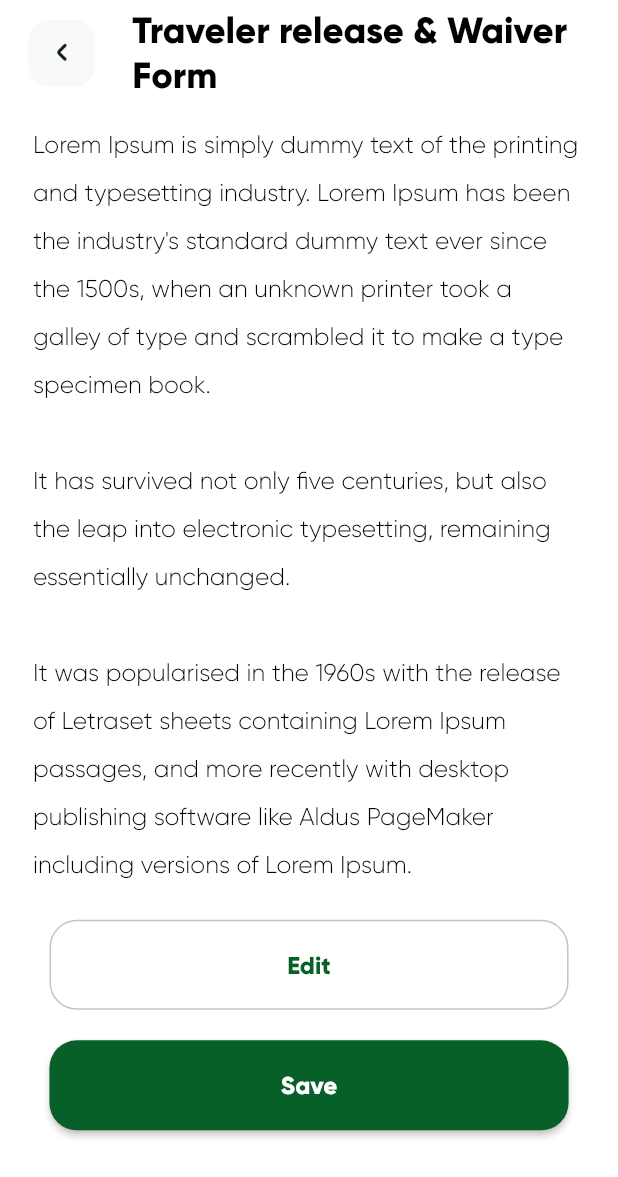
After one commit to ConvrtX-Inc/guided-mobile, a Flutter app: the TravelerReleaseAndWaiverForm screen opened by its route, on a phone screen of 412 x 824 dp. The commit adds this screen. Shown: the top 1177 px of the screen. Run offline on Flutter 3.47's test engine with Material 2 defaults, Android fonts, the phone set to English and light mode, and no system bars; our stand-ins replace badges, carousel_slider, country_code_picker, date_time_picker, dots_indicator, flutter_image_slideshow and 9 more; missing offline and left inert: custom_check_box.

Commit message:
waiver form
waiver form

```diff
--- a/lib/constants/app_texts.dart
+++ b/lib/constants/app_texts.dart
@@ -464,6 +464,9 @@ class AppTextConstants {
   /// Returns I agree text
   static String iAgree = 'I Agree';
 
+  /// Returns Save text
+  static String save = 'Save';
+
   /// Returns header local laws text
   static String headerLocalLaws = 'Your local laws and taxes';
 
@@ -671,4 +674,7 @@ class AppTextConstants {
 
   /// Returns How can we help you to improve your service text
   static String howCanWeHelp = 'How can we help you to improve your service';
+
+  /// Traveler release & Waiver Form  text
+  static String travelerReleaseAndWaiverForm = 'Traveler release & Waiver Form';
 }
--- a/lib/routes/route_generator.dart
+++ b/lib/routes/route_generator.dart
@@ -35,6 +35,7 @@ import 'package:guided/screens/signin_signup/user_on_boarding_screen.dart';
 import 'package:guided/screens/signin_signup/user_type_screen.dart';
 import 'package:guided/screens/signin_signup/welcome_screen.dart';
 import 'package:guided/screens/terms_and_condition/terms_and_condition_screen.dart';
+import 'package:guided/screens/traveler_waiver_form/traveler_waiver_form_screen.dart';
 
 /// Route generator configuration
 class RouteGenerator {
@@ -147,6 +148,9 @@ class RouteGenerator {
       case '/cancellation_policy':
         return MaterialPageRoute<dynamic>(
             builder: (_) => const CancellationPolicy());
+      case '/waiver_form':
+        return MaterialPageRoute<dynamic>(
+            builder: (_) => const TravelerReleaseAndWaiverForm());
       default:
         return _errorRoute();
     }
--- /dev/null
+++ b/lib/screens/traveler_waiver_form/traveler_waiver_form_screen.dart
@@ -0,0 +1,136 @@
+import 'package:custom_check_box/custom_check_box.dart';
+import 'package:flutter/material.dart';
+import 'package:flutter_screenutil/flutter_screenutil.dart';
+import 'package:flutter_svg/flutter_svg.dart';
+import 'package:guided/constants/app_colors.dart';
+import 'package:guided/constants/app_texts.dart';
+import 'package:guided/constants/asset_path.dart';
+
+/// Traveler release & Waiver Form  Screen
+class TravelerReleaseAndWaiverForm extends StatefulWidget {
+  /// Constructor
+  const TravelerReleaseAndWaiverForm({Key? key}) : super(key: key);
+
+  @override
+  _TravelerReleaseAndWaiverFormState createState() =>
+      _TravelerReleaseAndWaiverFormState();
+}
+
+class _TravelerReleaseAndWaiverFormState
+    extends State<TravelerReleaseAndWaiverForm> {
+  bool _isChecked = false;
+  @override
+  Widget build(BuildContext context) {
+    return Scaffold(
+      backgroundColor: Colors.white,
+      body: SafeArea(
+        child: SingleChildScrollView(
+          child: Column(
+            children: <Widget>[
+              Padding(
+                padding: EdgeInsets.symmetric(horizontal: 10.w, vertical: 5.h),
+                child: Row(
+                  children: <Widget>[
+                    IconButton(
+                      icon: Image.asset(
+                        '${AssetsPath.assetsPNGPath}/chevron_back_button.png',
+                      ),
+                      iconSize: 44.h,
+                      onPressed: () {
+                        Navigator.pop(context);
+                      },
+                    ),
+                    SizedBox(
+                      width: 15.w,
+                    ),
+                    Expanded(
+                      child: Text(
+                        AppTextConstants.travelerReleaseAndWaiverForm,
+                        maxLines: 2,
+                        style: TextStyle(
+                          color: Colors.black,
+                          fontWeight: FontWeight.w600,
+                          fontSize: 24.sp,
+                        ),
+                      ),
+                    ),
+                  ],
+                ),
+              ),
+              Padding(
+                padding: EdgeInsets.symmetric(horizontal: 20.w, vertical: 5.h),
+                child: Text(
+                  AppTextConstants.longLoremIpsum,
+                  style: TextStyle(
+                    color: Colors.black,
+                    fontWeight: FontWeight.w400,
+                    height: 2,
+                    fontSize: 16.sp,
+                  ),
+                ),
+              ),
+              SizedBox(
+                height: 20.h,
+              ),
+              Center(
+                child: SizedBox(
+                  width: 315.w,
+                  child: ElevatedButton(
+                    style: ButtonStyle(
+                        elevation: MaterialStateProperty.all(0),
+                        padding: MaterialStateProperty.all<EdgeInsets>(
+                            const EdgeInsets.all(20)),
+                        backgroundColor:
+                            MaterialStateProperty.all<Color>(Colors.white),
+                        shape:
+                            MaterialStateProperty.all<RoundedRectangleBorder>(
+                                RoundedRectangleBorder(
+                                    borderRadius: BorderRadius.circular(18.r),
+                                    side:
+                                        BorderSide(color: AppColors.silver)))),
+                    child: Text(
+                      AppTextConstants.edit,
+                      style: TextStyle(
+                          fontSize: 16.sp,
+                          fontWeight: FontWeight.w700,
+                          color: AppColors.spruce),
+                    ),
+                    onPressed: () {},
+                  ),
+                ),
+              ),
+              SizedBox(
+                height: 20.h,
+              ),
+              Center(
+                child: SizedBox(
+                  width: 315.w,
+                  child: ElevatedButton(
+                    style: ButtonStyle(
+                        padding: MaterialStateProperty.all<EdgeInsets>(
+                            const EdgeInsets.all(20)),
+                        backgroundColor:
+                            MaterialStateProperty.all<Color>(AppColors.spruce),
+                        shape:
+                            MaterialStateProperty.all<RoundedRectangleBorder>(
+                                RoundedRectangleBorder(
+                          borderRadius: BorderRadius.circular(18.r),
+                        ))),
+                    child: Text(
+                      AppTextConstants.save,
+                      style: TextStyle(
+                        fontSize: 16.sp,
+                        fontWeight: FontWeight.w700,
+                      ),
+                    ),
+                    onPressed: () {},
+                  ),
+                ),
+              ),
+            ],
+          ),
+        ),
+      ),
+    );
+  }
+}
```
